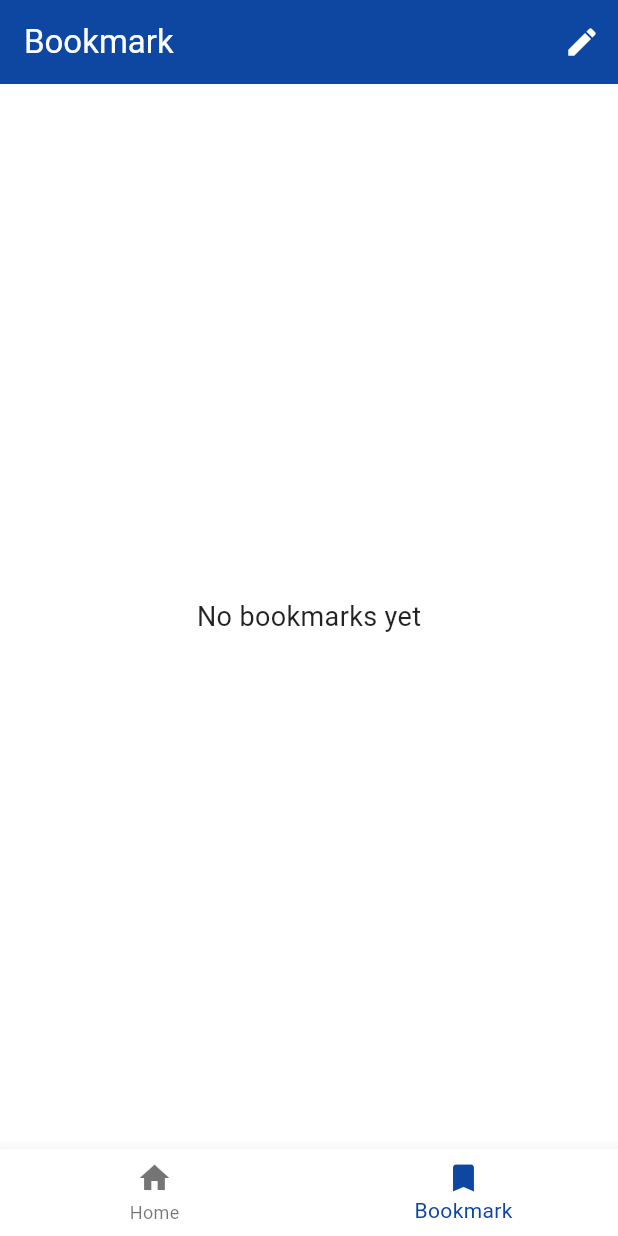
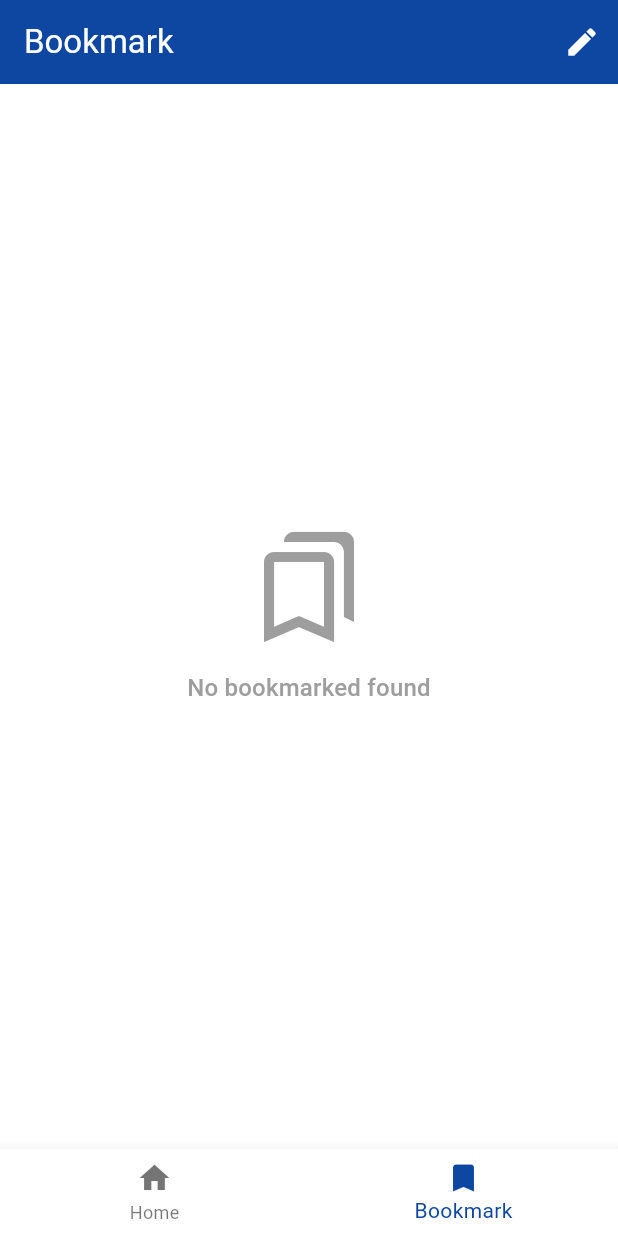
Before and after one commit to ozguncanbey/Flutter_News_App, a Flutter app: the screen it shows after launch, swiped to page 2, on a phone screen of 412 x 824 dp. Run offline on Flutter 3.47's test engine with Material 3 defaults, Android fonts, the phone set to English and light mode, and no system bars; our stand-ins replace share_plus, shared_preferences; network calls fail.

```diff
--- /dev/null
+++ b/lib/custom_views/empty_state_view.dart
@@ -0,0 +1,36 @@
+import 'package:flutter/material.dart';
+
+final class EmptyStateView extends StatelessWidget {
+  final IconData icon;
+  final String message;
+
+  const EmptyStateView({
+    super.key,
+    required this.icon,
+    required this.message,
+  });
+
+  @override
+  Widget build(BuildContext context) {
+    return Center(
+      child: Column(
+        mainAxisSize: MainAxisSize.min, // İçeriğin kapladığı kadar yer alır
+        children: [
+          Icon(
+            icon,
+            size: 80.0,
+            color: Colors.grey,
+          ),
+          const SizedBox(height: 16.0),
+          Text(
+            message,
+            style: Theme.of(context).textTheme.titleMedium?.copyWith(
+                  color: Colors.grey,
+                ),
+            textAlign: TextAlign.center,
+          ),
+        ],
+      ),
+    );
+  }
+}
--- a/lib/main.dart
+++ b/lib/main.dart
@@ -3,7 +3,6 @@ import 'package:provider/provider.dart';
 import 'view_models/news_list_view_model.dart';
 import 'views/bookmark_page.dart';
 import 'views/home_page.dart';
-import 'utils/sort_type_enum.dart';
 
 void main() {
   runApp(const MyApp());
--- a/lib/views/bookmark_page.dart
+++ b/lib/views/bookmark_page.dart
@@ -1,4 +1,5 @@
 import 'package:flutter/material.dart';
+import '../custom_views/empty_state_view.dart' show EmptyStateView;
 import '../models/news_article.dart';
 import '../services/bookmark_service.dart';
 import 'detail_page.dart';
@@ -71,11 +72,9 @@ final class _BookmarkPageState extends State<BookmarkPage> {
         onRefresh: _loadBookmarks,
         child:
             _bookmarks.isEmpty
-                ? const Center(
-                  child: Text(
-                    'No bookmarks yet',
-                    style: TextStyle(fontSize: 18),
-                  ),
+                ? const EmptyStateView(
+                  icon: Icons.bookmarks_outlined,
+                  message: 'No bookmarked found',
                 )
                 : ListView.builder(
                   padding: const EdgeInsets.symmetric(horizontal: 16.0),
@@ -196,7 +195,7 @@ final class _BookmarkPageState extends State<BookmarkPage> {
                                 ),
                                 onPressed: () => _removeBookmark(article.url),
                                 child: const Icon(
-                                  Icons.delete,
+                                  Icons.bookmark_remove_outlined,
                                   color: Colors.white,
                                   size: 24,
                                 ),
```
Also changed, not shown: lib/services/news_api_service.dart (+3 -8 lines), lib/utils/country_enum.dart (added, +30 -0 lines), lib/view_models/news_list_view_model.dart (+19 -11 lines), lib/views/home_page.dart (+60 -9 lines).
